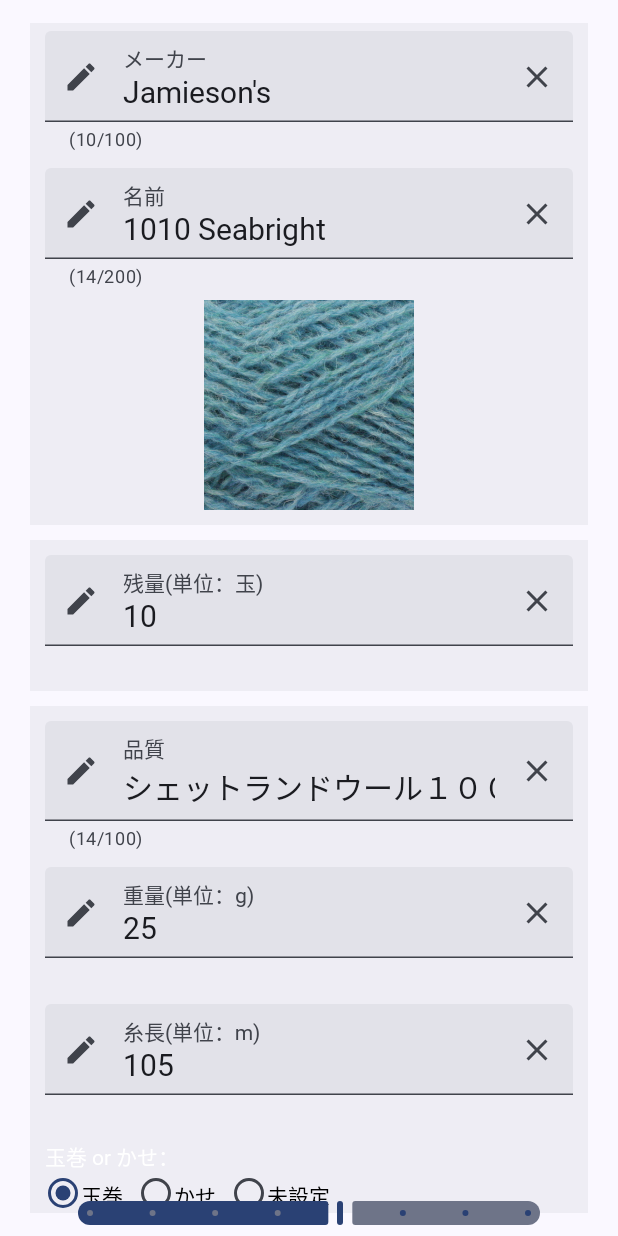
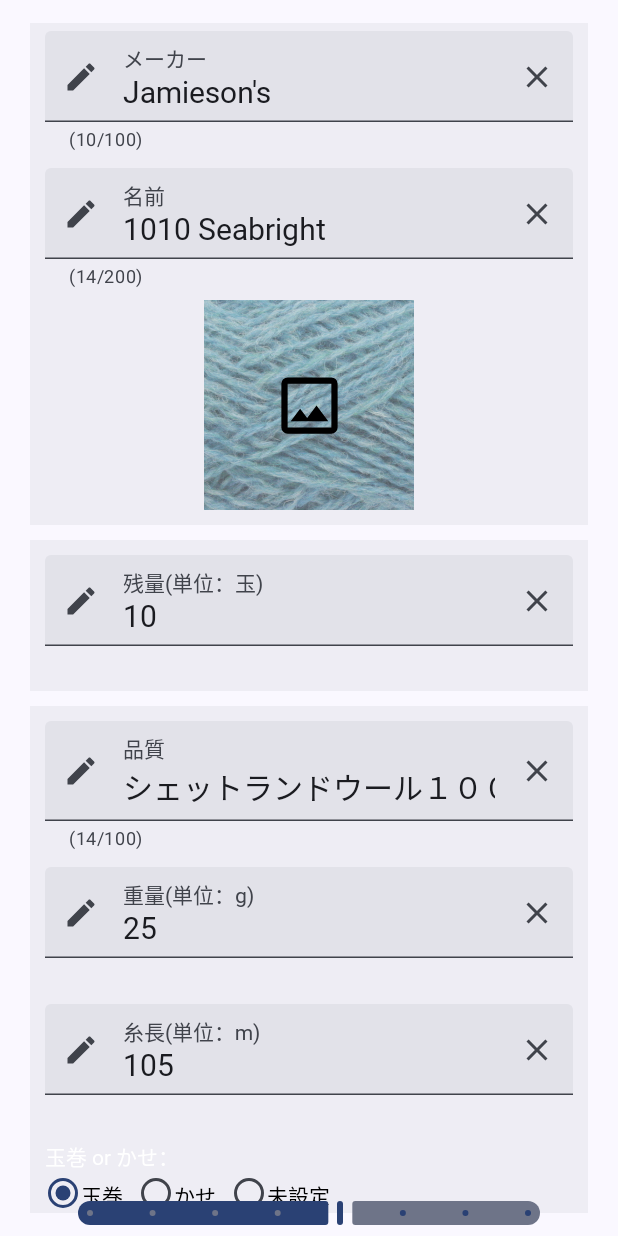
Before and after one commit to hibeiko/yarnshelf, an Android app built with Jetpack Compose: the @Preview function YarnEditScreenPreview, on a phone screen of 412 x 824 dp. Run offline under Robolectric (Android 15) with nearby library versions, the phone set to English and light mode, and no system bars; our stand-ins replace Room's generated code; pictures from the network do not load; Roboto replaces fonts that are not available here.

Commit message:
写真をライブラリから選択する

```diff
--- a/app/src/main/java/jp/hibeiko/yarnshelf/ui/HomeScreen.kt
+++ b/app/src/main/java/jp/hibeiko/yarnshelf/ui/HomeScreen.kt
@@ -96,8 +96,8 @@ fun HomeScreen(
     val bottomSheetViewFlag by homeScreenViewModel.bottomSheetViewFlag.collectAsState()
     val homeScreenSearchConditionState by homeScreenViewModel.homeScreenSearchConditionState.collectAsState()
 
-    Log.i("HomeScreen","$homeScreenUiState")
-    Log.i("HomeScreen","$homeScreenSearchConditionState")
+//    Log.i("HomeScreen","$homeScreenUiState")
+//    Log.i("HomeScreen","$homeScreenSearchConditionState")
     // 画面トップ
     Surface(
         modifier = modifier
--- a/app/src/main/java/jp/hibeiko/yarnshelf/ui/YarnEditScreen.kt
+++ b/app/src/main/java/jp/hibeiko/yarnshelf/ui/YarnEditScreen.kt
@@ -1,14 +1,22 @@
 package jp.hibeiko.yarnshelf.ui
 
+import android.content.Intent
+import android.util.Log
+import androidx.activity.compose.rememberLauncherForActivityResult
+import androidx.activity.result.PickVisualMediaRequest
+import androidx.activity.result.contract.ActivityResultContracts
 import androidx.compose.foundation.Image
 import androidx.compose.foundation.background
 import androidx.compose.foundation.layout.Arrangement
+import androidx.compose.foundation.layout.Box
 import androidx.compose.foundation.layout.Column
 import androidx.compose.foundation.layout.Row
+import androidx.compose.foundation.layout.fillMaxHeight
 import androidx.compose.foundation.layout.fillMaxSize
 import androidx.compose.foundation.layout.fillMaxWidth
 import androidx.compose.foundation.layout.height
 import androidx.compose.foundation.layout.padding
+import androidx.compose.foundation.layout.size
 import androidx.compose.foundation.layout.width
 import androidx.compose.foundation.rememberScrollState
 import androidx.compose.foundation.selection.selectable
@@ -36,6 +44,7 @@ import androidx.compose.material3.TopAppBarDefaults
 import androidx.compose.runtime.Composable
 import androidx.compose.ui.Alignment
 import androidx.compose.ui.Modifier
+import androidx.compose.ui.draw.alpha
 import androidx.compose.ui.layout.ContentScale
 import androidx.compose.ui.platform.LocalContext
 import androidx.compose.ui.res.painterResource
@@ -209,6 +218,7 @@ fun YarnEditScreenBody(
                 && !crochetNeedleSizeToIsErrorFlg
                 && !yarnDescriptionIsErrorFlg
     )
+
     Column(
         verticalArrangement = Arrangement.Top,
         horizontalAlignment = Alignment.CenterHorizontally,
@@ -272,6 +282,22 @@ fun YarnEditScreenBody(
                     .padding(top = 5.dp, bottom = 5.dp, start = 10.dp, end = 10.dp)
                     .fillMaxWidth()
             )
+            // Image Picker設定
+            val launcher = rememberLauncherForActivityResult(ActivityResultContracts.PickVisualMedia()) {
+                if (it != null) {
+                    updateYarnEditData(it.toString(),YarnParamName.IMAGE_URL)
+//                    Log.d("PhotoPicker", "Selected URI: $it")
+                } else {
+//                    Log.d("PhotoPicker", "No media selected")
+                }
+            }
+            Box(
+                modifier = Modifier
+                    .padding(top = 2.dp, bottom = 10.dp)
+                    .height(140.dp)
+                    .width(140.dp)
+                    .align(Alignment.CenterHorizontally)
+            ) {
                 when (yarnData.imageUrl) {
                     "" ->
                         Image(
@@ -283,11 +309,8 @@ fun YarnEditScreenBody(
                             ),
                             contentDescription = null,
                             contentScale = ContentScale.Crop,
-                        modifier = Modifier
-                            .padding(top = 2.dp, bottom = 10.dp)
-                            .height(140.dp)
-                            .width(140.dp)
-                            .align(Alignment.CenterHorizontally),
+                            alpha = 0.7F,
+                            modifier = Modifier.fillMaxSize()
                         )
 
                     else -> AsyncImage(
@@ -298,12 +321,15 @@ fun YarnEditScreenBody(
                         placeholder = painterResource(R.drawable.loading_img),
                         contentDescription = null,
                         contentScale = ContentScale.Crop,
-                    modifier = Modifier
-                        .padding(top = 2.dp, bottom = 10.dp)
-                        .height(140.dp)
-                        .width(140.dp)
-                        .align(Alignment.CenterHorizontally),
+                        alpha = 0.7F,
+                        modifier = Modifier.fillMaxSize()
                     )
+                }
+                IconButton(onClick = { launcher.launch(PickVisualMediaRequest(ActivityResultContracts.PickVisualMedia.ImageOnly)) },
+                    modifier = Modifier.fillMaxSize(),
+                ) {
+                    Icon(painterResource(R.drawable.outline_image_24), contentDescription = null, modifier = Modifier.size(50.dp))
+                }
             }
         }
         Column(
--- /dev/null
+++ b/app/src/main/res/drawable/outline_image_24.xml
@@ -0,0 +1,5 @@
+<vector xmlns:android="http://schemas.android.com/apk/res/android" android:height="24dp" android:tint="#000000" android:viewportHeight="960" android:viewportWidth="960" android:width="24dp">
+
+    <path android:fillColor="@android:color/white" android:pathData="M200,840Q167,840 143.5,816.5Q120,793 120,760L120,200Q120,167 143.5,143.5Q167,120 200,120L760,120Q793,120 816.5,143.5Q840,167 840,200L840,760Q840,793 816.5,816.5Q793,840 760,840L200,840ZM200,760L760,760Q760,760 760,760Q760,760 760,760L760,200Q760,200 760,200Q760,200 760,200L200,200Q200,200 200,200Q200,200 200,200L200,760Q200,760 200,760Q200,760 200,760ZM240,680L720,680L570,480L450,640L360,520L240,680ZM200,760Q200,760 200,760Q200,760 200,760L200,200Q200,200 200,200Q200,200 200,200L200,200Q200,200 200,200Q200,200 200,200L200,760Q200,760 200,760Q200,760 200,760Z"/>
+
+</vector>
```
Lines whose indentation alone changed are shown as unchanged.
